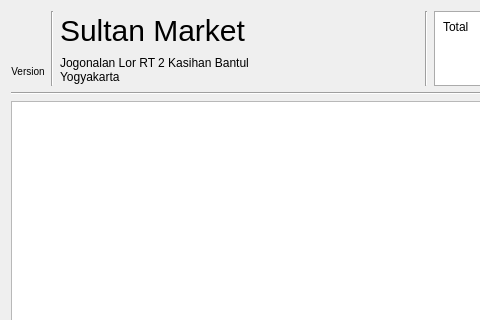
Above: libgui/cashier/cashierwidget.ui from apinprastya/sultan before the change; both pictures show x 0 to 480 and y 0 to 320 of the 804 by 527 pixel window. Below: the same form after it.
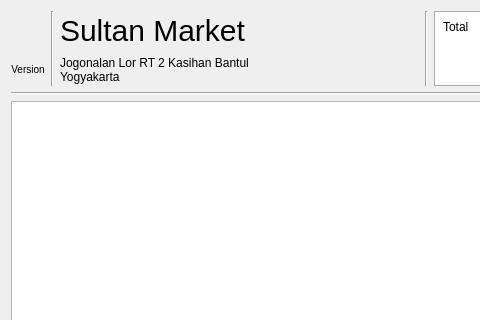
That is the form after the change. Icons and pictures are not drawn.

What changed in the file:
```diff
--- a/libgui/cashier/cashierwidget.ui
+++ b/libgui/cashier/cashierwidget.ui
@@ -28,7 +28,7 @@
      <item>
       <layout class="QVBoxLayout" name="verticalLayout_5">
        <property name="topMargin">
-        <number>10</number>
+        <number>0</number>
        </property>
        <item>
         <widget class="QLabel" name="label">
```
Left out of the diff: 6 changed lines with no effect on the pictures.
